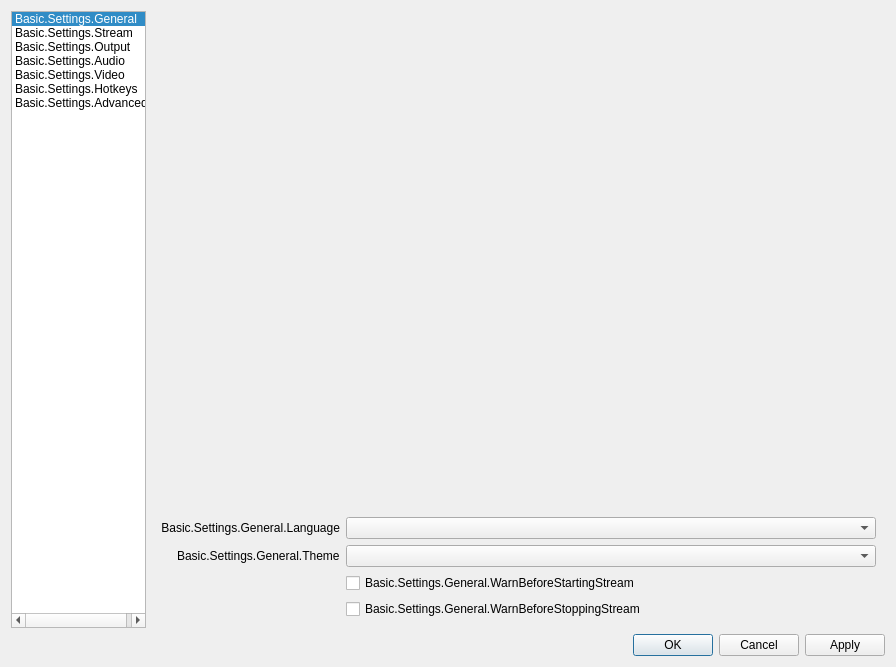
Above: obs/forms/OBSBasicSettings.ui from deepin-community/obs-studio before the change. Below: the same form after it.
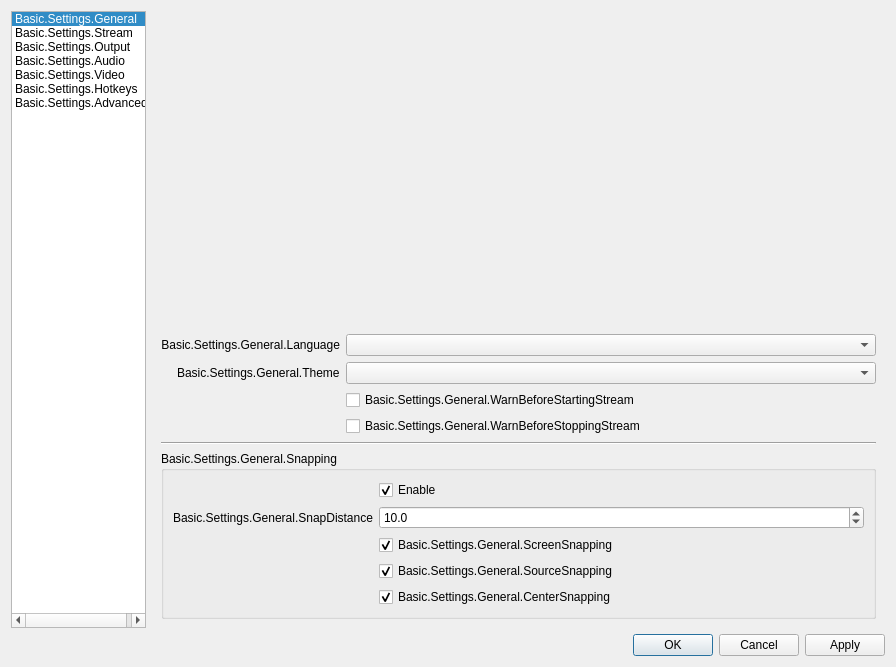
That is the form after the change. Icons and pictures are not drawn.

The edit to the form file:
```diff
--- a/obs/forms/OBSBasicSettings.ui
+++ b/obs/forms/OBSBasicSettings.ui
@@ -185,6 +185,106 @@
            </property>
           </widget>
          </item>
+         <item row="5" column="0" colspan="2">
+          <widget class="Line" name="line_4">
+           <property name="orientation">
+            <enum>Qt::Horizontal</enum>
+           </property>
+          </widget>
+         </item>
+         <item row="6" column="0" colspan="2">
+          <widget class="QGroupBox" name="groupBox_10">
+           <property name="enabled">
+            <bool>true</bool>
+           </property>
+           <property name="sizePolicy">
+            <sizepolicy hsizetype="Preferred" vsizetype="Maximum">
+             <horstretch>0</horstretch>
+             <verstretch>0</verstretch>
+            </sizepolicy>
+           </property>
+           <property name="title">
+            <string>Basic.Settings.General.Snapping</string>
+           </property>
+           <property name="flat">
+            <bool>false</bool>
+           </property>
+           <layout class="QFormLayout" name="formLayout_21">
+            <property name="labelAlignment">
+             <set>Qt::AlignRight|Qt::AlignTrailing|Qt::AlignVCenter</set>
+            </property>
+            <item row="0" column="1">
+             <widget class="QCheckBox" name="snappingEnabled">
+              <property name="text">
+               <string>Enable</string>
+              </property>
+              <property name="checked">
+               <bool>true</bool>
+              </property>
+             </widget>
+            </item>
+            <item row="2" column="1">
+             <widget class="QCheckBox" name="screenSnapping">
+              <property name="text">
+               <string>Basic.Settings.General.ScreenSnapping</string>
+              </property>
+              <property name="checked">
+               <bool>true</bool>
+              </property>
+             </widget>
+            </item>
+            <item row="4" column="1">
+             <widget class="QCheckBox" name="centerSnapping">
+              <property name="text">
+               <string>Basic.Settings.General.CenterSnapping</string>
+              </property>
+              <property name="checked">
+               <bool>true</bool>
+              </property>
+             </widget>
+            </item>
+            <item row="3" column="1">
+             <widget class="QCheckBox" name="sourceSnapping">
+              <property name="text">
+               <string>Basic.Settings.General.SourceSnapping</string>
+              </property>
+              <property name="checked">
+               <bool>true</bool>
+              </property>
+             </widget>
+            </item>
+            <item row="1" column="1">
+             <widget class="QDoubleSpinBox" name="snapDistance">
+              <property name="decimals">
+               <number>1</number>
+              </property>
+              <property name="singleStep">
+               <double>0.500000000000000</double>
+              </property>
+              <property name="value">
+               <double>10.000000000000000</double>
+              </property>
+             </widget>
+            </item>
+            <item row="1" column="0">
+             <widget class="QLabel" name="label_9">
+              <property name="minimumSize">
+               <size>
+                <width>170</width>
+                <height>0</height>
+               </size>
+              </property>
+              <property name="text">
+               <string>Basic.Settings.General.SnapDistance</string>
+              </property>
+              <property name="alignment">
+               <set>Qt::AlignRight|Qt::AlignTrailing|Qt::AlignVCenter</set>
+              </property>
+             </widget>
+            </item>
+           </layout>
+          </widget>
+         </item>
         </layout>
        </widget>
        <widget class="QWidget" name="streamPage">
```
Left out of the diff: 215 changed lines with no effect on the pictures.
